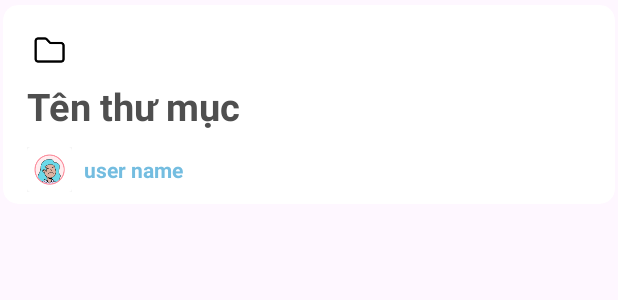
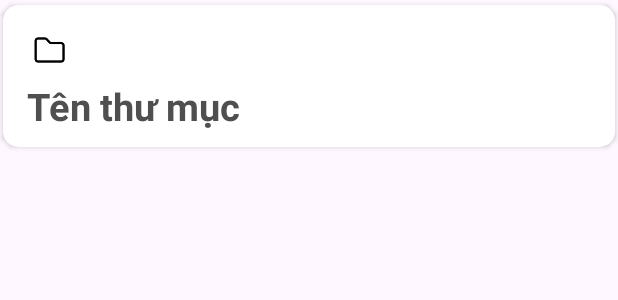
Before and after one commit to kduythanh/NCKH-StudyHelperApp, an Android app built with Jetpack Compose: the layout item_folder_copy.xml on its own in the app's theme, with its tools: preview values and no code run, on a phone screen of 412 x 824 dp. Shown: the top 300 px of the screen. Run offline under Robolectric (Android 15) with nearby library versions, the phone set to English and light mode, and no system bars.

Commit message:
Fixed any bug

```diff
--- a/app/src/main/java/com/example/nlcs/adapter/flashcard/SetCopyAdapter.kt
+++ b/app/src/main/java/com/example/nlcs/adapter/flashcard/SetCopyAdapter.kt
@@ -39,7 +39,7 @@ class SetCopyAdapter(private val context: Context, private val sets: ArrayList<F
         // Call the asynchronous function to count the cards
         cardDAO.countCardByFlashCardId(set.GetId()!!) { count ->
             // Update the UI with the number of terms after the query completes
-            holder.binding.termCountTv.text = "$count terms"
+            holder.binding.termCountTv.text = "$count thẻ "
         }
 
         holder.itemView.setOnClickListener { v: View? ->
--- a/app/src/main/java/com/example/nlcs/adapter/flashcard/SetFolderViewAdapter.kt
+++ b/app/src/main/java/com/example/nlcs/adapter/flashcard/SetFolderViewAdapter.kt
@@ -40,10 +40,10 @@ class SetFolderViewAdapter(
         // Use the asynchronous function to count cards
         flashcard.id?.let { id ->
             cardDAO.countCardByFlashCardId(id) { count ->
-                holder.binding.termCountTv.text = "$count terms"
+                holder.binding.termCountTv.text = "$count thẻ "
             }
         } ?: run {
-            holder.binding.termCountTv.text = "0 terms"
+            holder.binding.termCountTv.text = "0 thẻ"
         }
 
         CoroutineScope(Dispatchers.Main).launch {
--- a/app/src/main/java/com/example/nlcs/adapter/flashcard/SetsAdapter.kt
+++ b/app/src/main/java/com/example/nlcs/adapter/flashcard/SetsAdapter.kt
@@ -46,10 +46,10 @@ class SetsAdapter(
         // Fetch the card count asynchronously
         flashCard.GetId()?.let { id ->
             cardDAO.countCardByFlashCardId(id) { count ->
-                holder.binding.termCountTv.text = "$count terms"
+                holder.binding.termCountTv.text = "$count thẻ"
             }
         } ?: run {
-            holder.binding.termCountTv.text = "0 terms"
+            holder.binding.termCountTv.text = "0 thẻ"
         }
 
         holder.itemView.setOnClickListener {
--- a/app/src/main/java/com/example/nlcs/ui/activities/folder/ViewFolderActivity.kt
+++ b/app/src/main/java/com/example/nlcs/ui/activities/folder/ViewFolderActivity.kt
@@ -127,7 +127,7 @@ class ViewFolderActivity : AppCompatActivity(), BottomSheetListener {
             BottomSheetMenuDialogFragment.Builder(
                 context = this,
                 sheet = R.menu.folder_menu,
-                title = "Folder Menu",
+                title = "Menu",
                 listener = this
             ).show(supportFragmentManager, "Menu")
         }
@@ -179,7 +179,7 @@ class ViewFolderActivity : AppCompatActivity(), BottomSheetListener {
         // Show a confirmation dialog
         PopupDialog.getInstance(this)
             .setStyle(Styles.STANDARD)
-            .setHeading("Delete Folder")
+            .setHeading("Xóa thư mục")
             .setDescription("Are you sure you want to delete this folder?")
             .setPopupDialogIcon(R.drawable.ic_delete)
             .setCancelable(true)
--- a/app/src/main/res/layout/activity_view_set.xml
+++ b/app/src/main/res/layout/activity_view_set.xml
@@ -19,7 +19,7 @@
                 android:layout_height="wrap_content"
                 android:background="@color/white_gray"
                 android:elevation="@dimen/_8ssp"
-                app:title="Set"
+                app:title="Học phần"
                 android:overScrollMode="never"
                 app:navigationIcon="@drawable/ic_arrow_back"
                 android:id="@+id/toolbar"/>
--- a/app/src/main/res/layout/item_folder_copy.xml
+++ b/app/src/main/res/layout/item_folder_copy.xml
@@ -13,7 +13,9 @@
     <androidx.constraintlayout.widget.ConstraintLayout
             android:layout_width="match_parent"
             android:id="@+id/folder_cl"
-            android:layout_height="wrap_content">
+            android:layout_height="wrap_content"
+            android:layout_marginBottom="@dimen/_10dp">
+
 
         <ImageView
                 android:layout_marginTop="@dimen/_10dp"
@@ -38,31 +40,8 @@
                 app:layout_constraintStart_toStartOf="@id/folder_iv"
                 app:layout_constraintTop_toBottomOf="@id/folder_iv"/>
 
-        <ImageView
-                android:id="@+id/avatar_iv"
-                android:layout_width="@dimen/_30ssp"
-                android:layout_height="@dimen/_30ssp"
-                android:layout_marginTop="@dimen/_10dp"
-                android:layout_marginBottom="@dimen/_8ssp"
-                android:background="@color/white_gray"
-                android:contentDescription="@string/avatar"
-                android:src="@mipmap/ic_avatar_test"
-                app:layout_constraintBottom_toBottomOf="parent"
-                app:layout_constraintStart_toStartOf="@id/folder_name_tv"
-                app:layout_constraintTop_toBottomOf="@id/folder_name_tv"/>
 
-        <TextView
-                android:id="@+id/user_name_tv"
-                android:layout_width="wrap_content"
-                android:layout_height="wrap_content"
-                android:layout_marginHorizontal="@dimen/_8ssp"
-                android:text="@string/user_name"
-                android:layout_marginBottom="@dimen/_8ssp"
-                android:textColor="@color/celestial_blue"
-                android:textStyle="bold"
-                app:layout_constraintBottom_toBottomOf="parent"
-                app:layout_constraintStart_toEndOf="@id/avatar_iv"
-                app:layout_constraintTop_toTopOf="@id/avatar_iv"/>
+
 
     </androidx.constraintlayout.widget.ConstraintLayout>
 </androidx.cardview.widget.CardView>
--- a/app/src/main/res/menu/folder_menu.xml
+++ b/app/src/main/res/menu/folder_menu.xml
@@ -3,15 +3,15 @@
 
     <item
             android:id="@+id/add_set"
-            android:title="Add Flashcard"
+            android:title="Thêm học phần"
             android:icon="@drawable/ic_add"/>
     <item
             android:id="@+id/edit_folder"
-            android:title="Edit Folder"
+            android:title="Chỉnh sửa thư mục"
             android:icon="@drawable/ic_edit"/>
     <item
             android:id="@+id/delete_folder"
-            android:title="Delete Folder"
+            android:title="Xóa thư mục"
             android:icon="@drawable/ic_delete"/>
 
 </menu>
--- a/app/src/main/res/values/strings.xml
+++ b/app/src/main/res/values/strings.xml
@@ -81,7 +81,7 @@
     <string name="search">Học phần,...</string>
     <string name="set_name">Tên học phần </string>
     <string name="_1_term">thuật ngữ </string>
-    <string name="user_name">user name</string>
+    <string name="user_name"> </string>
     <string name="_12_07_2023">12/07/2023</string>
     <string name="sets">Học phần</string>
     <string name="view_all">Xem tất cả</string>
@@ -89,13 +89,12 @@
     <string name="name_profile">hadao1204</string>
     <string name="settings">Cài đặt </string>
     <string name="term">thuật ngữ </string>
-    <string name="avatar">avatar</string>
     <string name="hello_blank_fragment">Hello blank fragment</string>
     <string name="number_set">Số lượng thẻ  </string>
     <string name="flashcards">Flashcards</string>
     <string name="flashcards_description">Xem lại các thuật ngữ và định nghĩa</string>
     <string name="learn">Học</string>
-    <string name="review">You\'re doing great!\n Keep focusing on \n your tough terms</string>
+    <string name="review">Bạn làm rất tốt!\nHãy tập trung vào\ncác thuật ngữ khó.</string>
     <string name="know">Đã học</string>
     <string name="still_learning">Vẫn đang học</string>
     <string name="terms_left">Thuật ngữ còn lại</string>
@@ -177,5 +176,5 @@
     <string name="like">Like</string>
     <string name="private_text">Private</string>
     <string name="total_cards_0">Tổng số thẻ: 0</string>
-    <string name="add_flash_card">Add flashcard</string>
+    <string name="add_flash_card">Thêm học phần</string>
 </resources>
```
Also changed, not shown: app/src/main/java/com/example/nlcs/ui/activities/learn/LearnActivity.kt (+6 -6 lines), app/src/main/res/layout/item_folder.xml (+3 -25 lines), app/src/main/res/layout/item_set.xml (+3 -24 lines), app/src/main/res/layout/item_set_copy.xml (+4 -25 lines).
